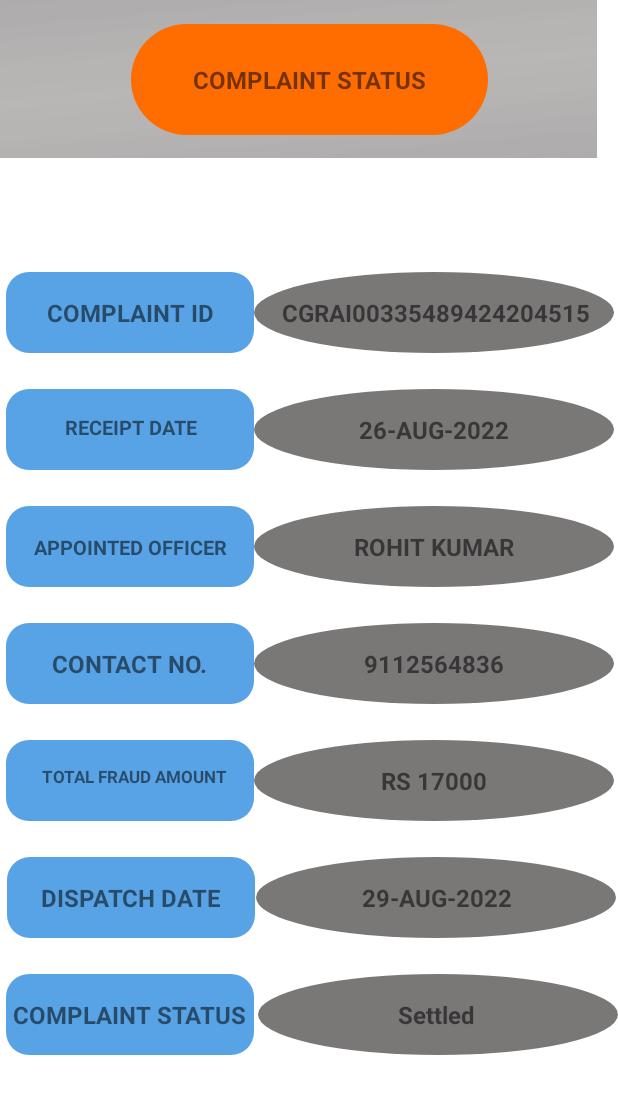
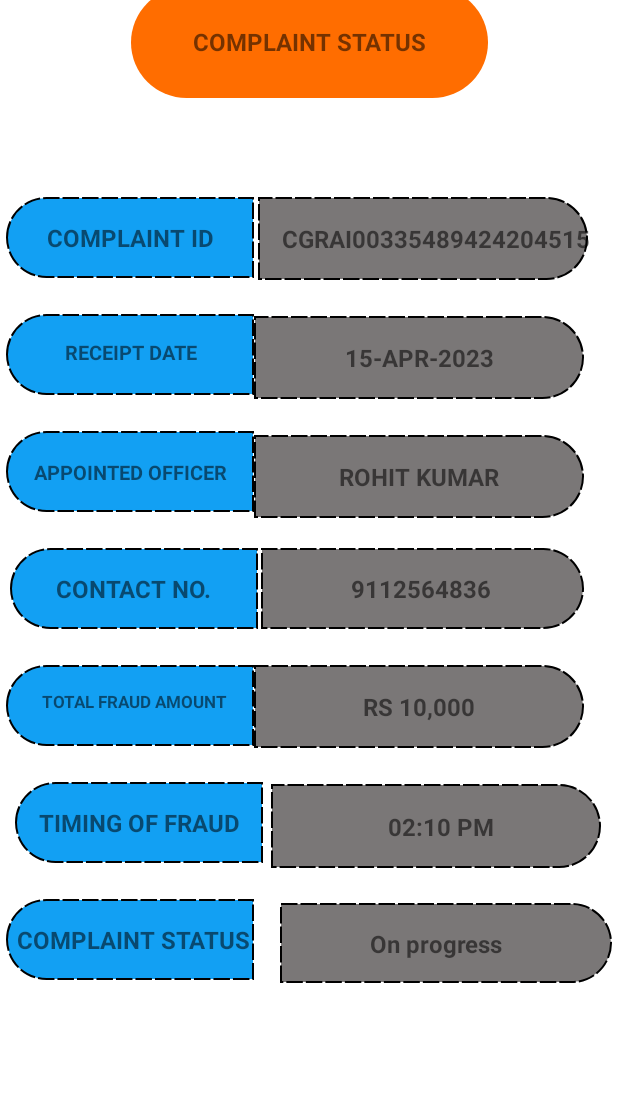
Before and after one commit to Hbkharsh/GrahakSuraksha, an Android app: the ComplainStatusActivity screen opened directly, with no data from a screen before it, on a phone screen of 412 x 824 dp. Shown: the top 1094 px of the screen. Run offline under Robolectric (Android 15) with nearby library versions, the phone set to English and light mode, and no system bars.

Commit message:
4th Commit

```diff
--- a/app/src/main/java/com/example/grahaksuraksha/Adapter/SliderAdapter.java
+++ b/app/src/main/java/com/example/grahaksuraksha/Adapter/SliderAdapter.java
@@ -23,13 +23,13 @@ public class SliderAdapter extends PagerAdapter {
             R.drawable.onb3, R.drawable.onb2, R.drawable.onb1, R.drawable.onb1
     };
     int headings[] = {
-            R.string.onboarding_title3, R.string.onboarding_title2, R.string.onboarding_title1, R.string.onboarding_title1
+            R.string.onboarding_title3, R.string.onboarding_title2, R.string.onboarding_title1, R.string.onboarding_title4
     };
     int descriptions[] = {
             R.string.onboarding_des3,
             R.string.onboarding_des2,
             R.string.onboarding_des1,
-            R.string.onboarding_des1
+            R.string.onboarding_des4
     };
     @Override
     public int getCount() {
--- a/app/src/main/java/com/example/grahaksuraksha/UI/Activity/OnboardingActivity.java
+++ b/app/src/main/java/com/example/grahaksuraksha/UI/Activity/OnboardingActivity.java
@@ -54,6 +54,7 @@ public class OnboardingActivity extends AppCompatActivity {
             startActivity(new Intent(this, MainActivity.class));
             finish();
         });
+
         nextbtn.setOnClickListener((view) -> {
             viewPager.setCurrentItem(currentPosition + 1);
             });
--- /dev/null
+++ b/app/src/main/res/drawable/curved_bottom_left_rectangle.xml
@@ -0,0 +1,15 @@
+<?xml version="1.0" encoding="utf-8"?>
+<selector xmlns:android="http://schemas.android.com/apk/res/android">
+<item>
+    <shape android:shape="rectangle">
+        <corners android:bottomLeftRadius="40sp"
+            android:topLeftRadius="40sp"/>
+
+        <solid android:color="@color/blue"/>
+        <stroke android:color="#000000"
+            android:width="1dp"
+            android:dashWidth="11dp"
+            android:dashGap="2dp"/>
+    </shape>
+</item>
+</selector>
--- /dev/null
+++ b/app/src/main/res/drawable/curved_bottom_right_rectangle.xml
@@ -0,0 +1,16 @@
+<?xml version="1.0" encoding="utf-8"?>
+<selector xmlns:android="http://schemas.android.com/apk/res/android">
+<item>
+    <shape android:shape="rectangle">
+        <corners android:bottomRightRadius="40sp"
+            android:topRightRadius="40sp"/>
+
+        <solid android:color="@color/grey"/>
+        <stroke android:color="@color/black"
+            android:width="1dp"
+            android:dashWidth="11dp"
+            android:dashGap="2dp"/>
+
+    </shape>
+</item>
+</selector>
--- a/app/src/main/res/layout/activity_complain_status.xml
+++ b/app/src/main/res/layout/activity_complain_status.xml
@@ -8,9 +8,8 @@
 
     <TextView
         android:id="@+id/textView20"
-        android:layout_width="398dp"
-        android:layout_height="105dp"
-        android:background="@drawable/bg2"
+        android:layout_width="220dp"
+        android:layout_height="55dp"
         app:layout_constraintEnd_toEndOf="parent"
         app:layout_constraintHorizontal_bias="0.0"
         app:layout_constraintStart_toStartOf="parent"
@@ -52,7 +51,6 @@
         app:layout_constraintVertical_bias="0.0"
 
         android:contentDescription="TODO" />
-<!--   todo app:srcCompat="@drawable/ic_back"-->
 
     <TextView
         android:id="@+id/textView35"
@@ -60,7 +58,7 @@
         android:layout_height="54dp"
         android:layout_marginStart="4dp"
         android:layout_marginTop="76dp"
-        android:background="@drawable/button_transparent"
+        android:background="@drawable/curved_bottom_left_rectangle"
         app:layout_constraintStart_toStartOf="parent"
         app:layout_constraintTop_toBottomOf="@+id/textView20" />
 
@@ -70,7 +68,7 @@
         android:layout_height="54dp"
         android:layout_marginStart="4dp"
         android:layout_marginTop="24dp"
-        android:background="@drawable/button_transparent"
+        android:background="@drawable/curved_bottom_left_rectangle"
         app:layout_constraintEnd_toStartOf="@+id/textView45"
         app:layout_constraintStart_toStartOf="parent"
         app:layout_constraintTop_toBottomOf="@+id/textView35"
@@ -82,7 +80,7 @@
         android:layout_height="54dp"
         android:layout_marginStart="4dp"
         android:layout_marginTop="24dp"
-        android:background="@drawable/button_transparent"
+        android:background="@drawable/curved_bottom_left_rectangle"
         app:layout_constraintEnd_toStartOf="@+id/textView46"
         app:layout_constraintStart_toStartOf="parent"
         app:layout_constraintTop_toBottomOf="@+id/textView39"
@@ -94,7 +92,7 @@
         android:layout_height="54dp"
         android:layout_marginStart="4dp"
         android:layout_marginTop="24dp"
-        android:background="@drawable/button_transparent"
+        android:background="@drawable/curved_bottom_left_rectangle"
         app:layout_constraintEnd_toStartOf="@+id/textView48"
         app:layout_constraintStart_toStartOf="parent"
         app:layout_constraintTop_toBottomOf="@+id/textView40" />
@@ -105,7 +103,7 @@
         android:layout_height="54dp"
         android:layout_marginStart="4dp"
         android:layout_marginTop="24dp"
-        android:background="@drawable/button_transparent"
+        android:background="@drawable/curved_bottom_left_rectangle"
         app:layout_constraintEnd_toStartOf="@+id/textView47"
         app:layout_constraintStart_toStartOf="parent"
         app:layout_constraintTop_toBottomOf="@+id/textView41" />
@@ -116,7 +114,7 @@
         android:layout_height="54dp"
         android:layout_marginStart="4dp"
         android:layout_marginTop="24dp"
-        android:background="@drawable/button_transparent"
+        android:background="@drawable/curved_bottom_left_rectangle"
         app:layout_constraintEnd_toStartOf="@+id/textView49"
         app:layout_constraintStart_toStartOf="parent"
         app:layout_constraintTop_toBottomOf="@+id/textView42" />
@@ -127,7 +125,7 @@
         android:layout_height="54dp"
         android:layout_marginStart="4dp"
         android:layout_marginTop="24dp"
-        android:background="@drawable/button_transparent"
+        android:background="@drawable/curved_bottom_left_rectangle"
         app:layout_constraintEnd_toStartOf="@+id/textView50"
         app:layout_constraintHorizontal_bias="0.0"
         app:layout_constraintStart_toStartOf="parent"
@@ -148,10 +146,10 @@
 
     <TextView
         android:id="@+id/textView37"
-        android:layout_width="240dp"
-        android:layout_height="54dp"
+        android:layout_width="220dp"
+        android:layout_height="55dp"
         android:layout_marginTop="76dp"
-        android:background="@drawable/button_circle"
+        android:background="@drawable/curved_bottom_right_rectangle"
         android:textColor="@color/grey"
         app:layout_constraintEnd_toEndOf="parent"
         app:layout_constraintHorizontal_bias="0.111"
@@ -160,10 +158,10 @@
 
     <TextView
         android:id="@+id/textView45"
-        android:layout_width="240dp"
-        android:layout_height="54dp"
+        android:layout_width="220dp"
+        android:layout_height="55dp"
         android:layout_marginTop="24dp"
-        android:background="@drawable/button_circle"
+        android:background="@drawable/curved_bottom_right_rectangle"
         android:textColor="@color/grey"
         app:layout_constraintEnd_toEndOf="parent"
         app:layout_constraintHorizontal_bias="0.0"
@@ -172,10 +170,10 @@
 
     <TextView
         android:id="@+id/textView46"
-        android:layout_width="240dp"
-        android:layout_height="54dp"
+        android:layout_width="220dp"
+        android:layout_height="55dp"
         android:layout_marginTop="24dp"
-        android:background="@drawable/button_circle"
+        android:background="@drawable/curved_bottom_right_rectangle"
         android:textColor="@color/grey"
         app:layout_constraintEnd_toEndOf="parent"
         app:layout_constraintHorizontal_bias="0.0"
@@ -184,10 +182,10 @@
 
     <TextView
         android:id="@+id/textView47"
-        android:layout_width="240dp"
-        android:layout_height="54dp"
+        android:layout_width="220dp"
+        android:layout_height="55dp"
         android:layout_marginTop="24dp"
-        android:background="@drawable/button_circle"
+        android:background="@drawable/curved_bottom_right_rectangle"
         android:textColor="@color/grey"
         app:layout_constraintEnd_toEndOf="parent"
         app:layout_constraintHorizontal_bias="0.0"
@@ -197,10 +195,10 @@
 
     <TextView
         android:id="@+id/textView49"
-        android:layout_width="240dp"
-        android:layout_height="54dp"
+        android:layout_width="220dp"
+        android:layout_height="56dp"
         android:layout_marginTop="24dp"
-        android:background="@drawable/button_circle"
+        android:background="@drawable/curved_bottom_right_rectangle"
         android:textColor="@color/grey"
         app:layout_constraintEnd_toEndOf="parent"
         app:layout_constraintStart_toEndOf="@+id/textView35"
@@ -208,25 +206,25 @@
 
     <TextView
         android:id="@+id/textView50"
-        android:layout_width="240dp"
-        android:layout_height="54dp"
-        android:layout_marginTop="24dp"
-        android:background="@drawable/button_circle"
+        android:layout_width="221dp"
+        android:layout_height="53dp"
+        android:layout_marginTop="40dp"
+        android:layout_marginEnd="4dp"
+        android:background="@drawable/curved_bottom_right_rectangle"
         android:textColor="@color/grey"
         app:layout_constraintEnd_toEndOf="parent"
-        app:layout_constraintHorizontal_bias="1.0"
-        app:layout_constraintStart_toEndOf="@+id/textView35"
-        app:layout_constraintTop_toBottomOf="@+id/textView49" />
+        app:layout_constraintTop_toBottomOf="@+id/textView61" />
 
     <TextView
         android:id="@+id/textView48"
-        android:layout_width="240dp"
+        android:layout_width="215dp"
         android:layout_height="54dp"
-        android:layout_marginTop="24dp"
-        android:background="@drawable/button_circle"
+        android:layout_marginTop="20dp"
+        android:layout_marginEnd="4dp"
+        android:background="@drawable/curved_bottom_right_rectangle"
         android:textColor="@color/grey"
         app:layout_constraintEnd_toEndOf="parent"
-        app:layout_constraintHorizontal_bias="0.0"
+        app:layout_constraintHorizontal_bias="0.2"
         app:layout_constraintStart_toEndOf="@+id/textView35"
         app:layout_constraintTop_toBottomOf="@+id/textView46" />
 
@@ -305,7 +303,7 @@
         android:id="@+id/textView55"
         android:layout_width="wrap_content"
         android:layout_height="wrap_content"
-        android:text="DISPATCH DATE"
+        android:text="Timing of fraud"
         android:textAllCaps="true"
         android:textSize="16sp"
         android:textStyle="bold"
@@ -318,6 +316,7 @@
         android:id="@+id/textView56"
         android:layout_width="wrap_content"
         android:layout_height="wrap_content"
+        android:layout_marginStart="5dp"
         android:text="Complaint Status"
         android:textAllCaps="true"
         android:textSize="16sp"
@@ -331,7 +330,7 @@
         android:id="@+id/textView57"
         android:layout_width="wrap_content"
         android:layout_height="wrap_content"
-        android:text="26-AUG-2022"
+        android:text="15-APR-2023"
         android:textAllCaps="true"
         android:textSize="16sp"
         android:textStyle="bold"
@@ -370,7 +369,7 @@
         android:id="@+id/textView60"
         android:layout_width="wrap_content"
         android:layout_height="wrap_content"
-        android:text="Rs 17000"
+        android:text="Rs 10,000"
         android:textAllCaps="true"
         android:textSize="16sp"
         android:textStyle="bold"
@@ -383,7 +382,7 @@
         android:id="@+id/textView61"
         android:layout_width="wrap_content"
         android:layout_height="wrap_content"
-        android:text="29-AUG-2022"
+        android:text="02:10 PM"
         android:textAllCaps="true"
         android:textSize="16sp"
         android:textStyle="bold"
@@ -396,7 +395,7 @@
         android:id="@+id/textView62"
         android:layout_width="wrap_content"
         android:layout_height="wrap_content"
-        android:text="Settled"
+        android:text="On progress"
 
         android:textSize="16sp"
         android:textStyle="bold"
--- a/app/src/main/res/values/colors.xml
+++ b/app/src/main/res/values/colors.xml
@@ -8,6 +8,7 @@
     <color name="black">#FF000000</color>
     <color name="white">#FFFFFFFF</color>
     <color name="grey">#7A7777</color>
+    <color name="blue">#12A0F3</color>
 
 
     <!--    Slider Adapter for page onboarding-->
```
Also changed, not shown: app/src/main/res/layout/activity_login.xml (+5 -4 lines), app/src/main/res/layout/activity_signup.xml (+24 -25 lines), app/src/main/res/values/strings.xml (+5 -5 lines).
